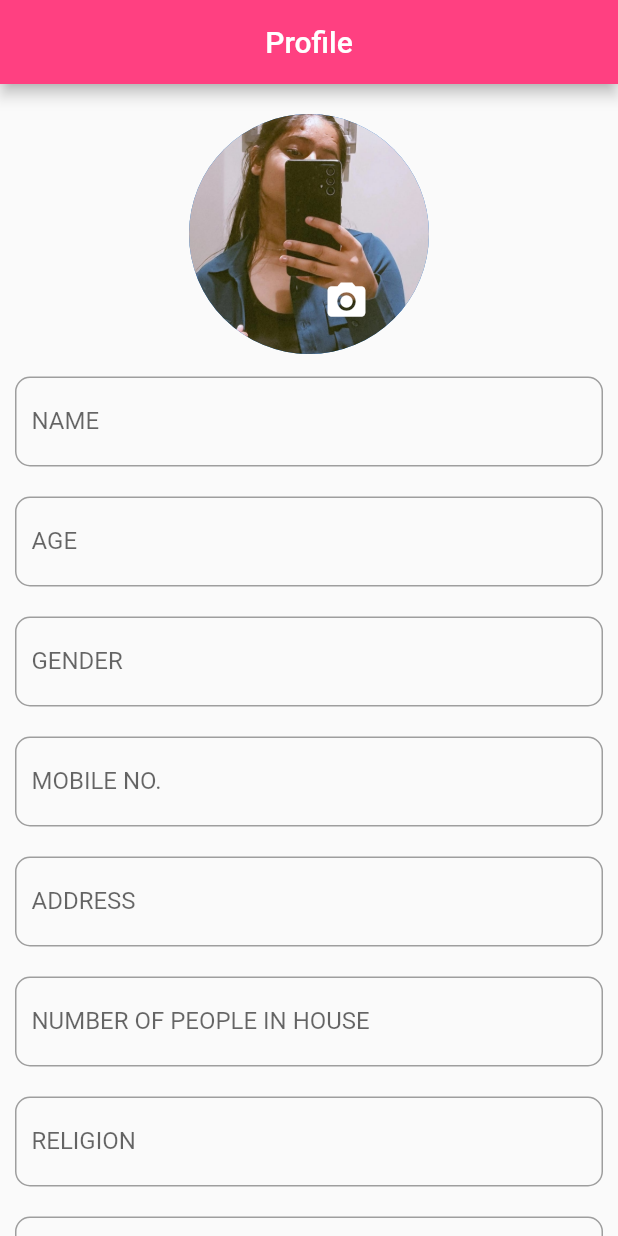
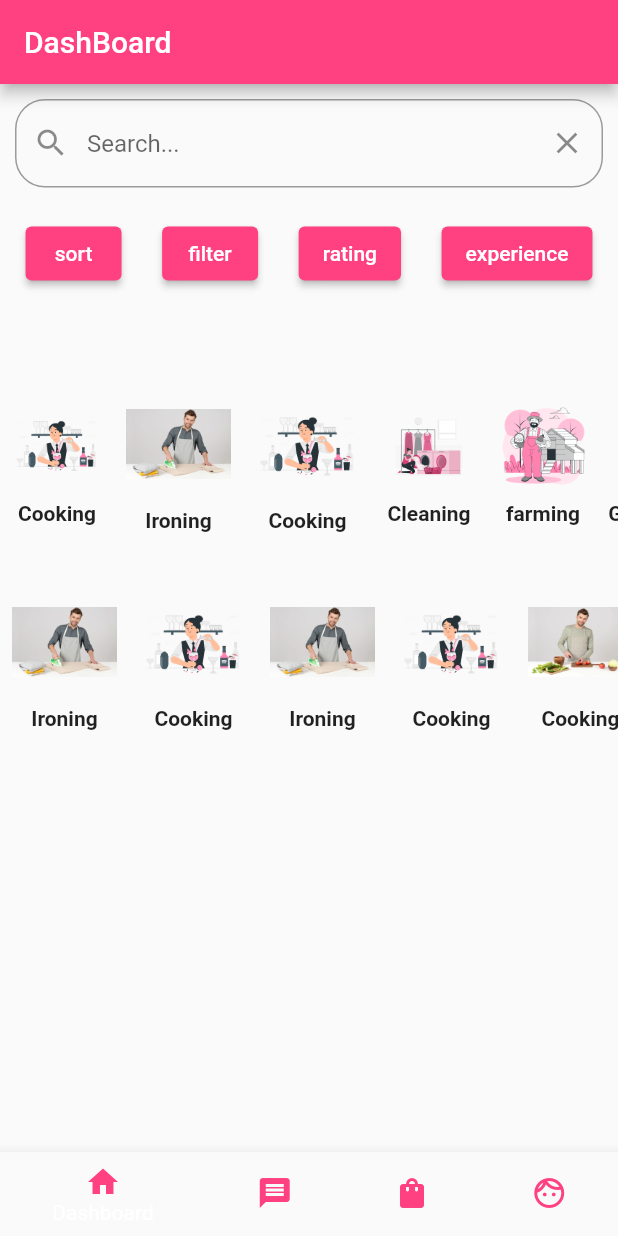
Before and after one commit to manasiPandey21/HandyHive, a Flutter app: the screen it shows after launch, on a phone screen of 412 x 824 dp. Run offline on Flutter 3.47's test engine with Material 2 defaults, Android fonts, the phone set to English and light mode, and no system bars; our stand-ins replace firebase_auth, firebase_core, flutter_chat_types, flutter_chat_ui, flutter_otp_text_field, image_picker and 1 more; accounts and stored records are empty.

Commit message:
dashboard users side

```diff
--- a/lib/Chatpage/chatpage.dart
+++ b/lib/Chatpage/chatpage.dart
@@ -1,4 +1,4 @@
-import 'dart:ffi';
+
 
 import 'package:flutter/material.dart';
 import 'package:flutter_chat_ui/flutter_chat_ui.dart';
--- a/lib/Screens/OnBoardingScreen/screen33ob.dart
+++ b/lib/Screens/OnBoardingScreen/screen33ob.dart
@@ -1,5 +1,6 @@
 import 'package:flutter/material.dart';
 import 'package:handyhive/Screens/Landing_Page/landingPage.dart';
+import 'package:handyhive/Screens/authenticate/Sign_up.dart';
 class onBoardingThird extends StatefulWidget {
   const onBoardingThird({super.key});
 
@@ -59,7 +60,7 @@ class _onBoardingThirdState extends State<onBoardingThird> {
                                  ElevatedButton(onPressed: (){
                                   Navigator.of(context).push(
                                       MaterialPageRoute(
-                                        builder: (context) => landing (),
+                                        builder: (context) => Sign_up (),
                                       ),
                                     );
                                  }, child: Text("Let's start",style: TextStyle(fontWeight: FontWeight.bold,color: Colors.pinkAccent),
--- a/lib/Screens/authenticate/Sign_up.dart
+++ b/lib/Screens/authenticate/Sign_up.dart
@@ -1,5 +1,6 @@
 import 'package:firebase_auth/firebase_auth.dart';
 import 'package:flutter/material.dart';
+
 import 'package:handyhive/Screens/authenticate/otp.dart';
 
 class Sign_up extends StatefulWidget {
@@ -14,6 +15,7 @@ class _Sign_upState extends State<Sign_up> {
   TextEditingController phone = TextEditingController();
   //var phone = "";
   Widget build(BuildContext context) {
+
     return Scaffold(
         body: Container(
             margin: EdgeInsets.only(left: 20, right: 20),
--- a/lib/Screens/authenticate/otp.dart
+++ b/lib/Screens/authenticate/otp.dart
@@ -1,6 +1,7 @@
 import 'package:firebase_auth/firebase_auth.dart';
 import 'package:flutter/material.dart';
 import 'package:flutter_otp_text_field/flutter_otp_text_field.dart';
+import 'package:handyhive/Screens/Landing_Page/landingPage.dart';
 import 'package:handyhive/Screens/ProfilePage/Profile.dart';
 import 'package:handyhive/Screens/authenticate/Sign_up.dart';
 
@@ -98,7 +99,7 @@ class _MyOtpState extends State<MyOtp> {
 
                     Navigator.of(context).push(
                       MaterialPageRoute(
-                        builder: (context) => const ProfilePage(),
+                        builder: (context) => const landing(),
                       ),
                     );
                   },
--- /dev/null
+++ b/lib/UsersSide/userDashBoard.dart
@@ -0,0 +1,347 @@
+import 'package:flutter/material.dart';
+import 'package:handyhive/UsersSide/woekDetails/cooking.dart';
+
+class dashboardUsers extends StatefulWidget {
+  const dashboardUsers({super.key});
+
+  @override
+  State<dashboardUsers> createState() => _dashboardUsersState();
+}
+
+class _dashboardUsersState extends State<dashboardUsers> {
+  @override
+  final TextEditingController _searchController = TextEditingController();
+  Widget build(BuildContext context) {
+    return Scaffold(
+        appBar: AppBar(
+          title: Text("DashBoard"),
+          backgroundColor: Colors.pinkAccent,
+        ),
+        bottomNavigationBar: BottomNavigationBar(
+            //  backgroundColor: Colors.pinkAccent,
+            items: [
+              BottomNavigationBarItem(
+                icon: Icon(
+                  Icons.home,
+                  color: Colors.pinkAccent,
+                ),
+                label: "Dashboard",
+              ),
+              BottomNavigationBarItem(
+                icon: Icon(
+                  Icons.message,
+                  color: Colors.pinkAccent,
+                ),
+                label: "chat",
+              ),
+              BottomNavigationBarItem(
+                icon: Icon(
+                  Icons.shopping_bag,
+                  color: Colors.pinkAccent,
+                ),
+                label: "My Choices",
+              ),
+              BottomNavigationBarItem(
+                icon: Icon(
+                  Icons.face_outlined,
+                  color: Colors.pinkAccent,
+                ),
+                label: "Me",
+              ),
+            ]),
+        body: SingleChildScrollView(
+          child: Column(children: [
+            Container(
+              padding: const EdgeInsets.all(10),
+              // Use a Material design search bar
+              child: TextField(
+                controller: _searchController,
+                decoration: InputDecoration(
+                  hintText: 'Search...',
+                  // Add a clear button to the search bar
+                  suffixIcon: IconButton(
+                    icon: Icon(Icons.clear),
+                    onPressed: () => _searchController.clear(),
+                  ),
+                  // Add a search icon or button to the search bar
+                  prefixIcon: IconButton(
+                    icon: Icon(Icons.search),
+                    onPressed: () {
+                      // Perform the search here
+                    },
+                  ),
+                  border: OutlineInputBorder(
+                    borderRadius: BorderRadius.circular(20.0),
+                  ),
+                ),
+              ),
+            ),
+            Row(
+              mainAxisAlignment: MainAxisAlignment.spaceEvenly,
+              children: [
+                Padding(
+                  padding: const EdgeInsets.all(10.0),
+                  child: ElevatedButton(
+                    onPressed: () {},
+                    child: Text("sort"),
+                    style: ElevatedButton.styleFrom(
+                        backgroundColor: Colors.pinkAccent),
+                  ),
+                ),
+                Padding(
+                    padding: const EdgeInsets.all(10.0),
+                    child: ElevatedButton(
+                      onPressed: () {},
+                      child: Text("filter"),
+                      style: ElevatedButton.styleFrom(
+                          backgroundColor: Colors.pinkAccent),
+                    )),
+                Padding(
+                    padding: const EdgeInsets.all(10.0),
+                    child: ElevatedButton(
+                      onPressed: () {},
+                      child: Text("rating"),
+                      style: ElevatedButton.styleFrom(
+                          backgroundColor: Colors.pinkAccent),
+                    )),
+                Padding(
+                  padding: const EdgeInsets.all(10.0),
+                  child: ElevatedButton(
+                    onPressed: () {},
+                    child: Text("experience"),
+                    style: ElevatedButton.styleFrom(
+                        backgroundColor: Colors.pinkAccent),
+                  ),
+                )
+              ],
+            ),
+            SizedBox(
+              height: 50,
+            ),
+            SingleChildScrollView(
+              scrollDirection: Axis.horizontal,
+              child: Row(
+                mainAxisAlignment: MainAxisAlignment.spaceEvenly,
+                children: [
+                  Column(
+                    children: [
+                      IconButton(
+                        icon: Image.asset('assets/xxx.png'),
+                        iconSize: 60,
+                        onPressed: () {
+                          Navigator.of(context).push(MaterialPageRoute(
+                            builder: (context) => const Cooking(),
+                          ));
+                        },
+                      ),
+                      Text(
+                        "Cooking",
+                        style: TextStyle(fontWeight: FontWeight.bold),
+                      )
+                    ],
+                  ),
+                  Column(
+                    children: [
+                      IconButton(
+                        icon: Image.asset('assets/ironing.webp'),
+                        iconSize: 70,
+                        onPressed: () {
+                          Navigator.of(context).push(MaterialPageRoute(
+                            builder: (context) => const Cooking(),
+                          ));
+                        },
+                      ),
+                      Text(
+                        "Ironing",
+                        style: TextStyle(fontWeight: FontWeight.bold),
+                      )
+                    ],
+                  ),
+                  Column(
+                    children: [
+                      IconButton(
+                        icon: Image.asset('assets/xxx.png'),
+                        iconSize: 70,
+                        onPressed: () {
+                          Navigator.of(context).push(MaterialPageRoute(
+                            builder: (context) => const Cooking(),
+                          ));
+                        },
+                      ),
+                      Text(
+                        "Cooking",
+                        style: TextStyle(fontWeight: FontWeight.bold),
+                      )
+                    ],
+                  ),
+                  Column(
+                    children: [
+                      IconButton(
+                        icon: Image.asset('assets/cleaning.png'),
+                        iconSize: 60,
+                        onPressed: () {
+                          Navigator.of(context).push(MaterialPageRoute(
+                            builder: (context) => const Cooking(),
+                          ));
+                        },
+                      ),
+                      Text(
+                        "Cleaning",
+                        style: TextStyle(fontWeight: FontWeight.bold),
+                      )
+                    ],
+                  ),
+                  Column(
+                    children: [
+                      IconButton(
+                        icon: Image.asset('assets/yyy.png'),
+                        iconSize: 60,
+                        onPressed: () {
+                          Navigator.of(context).push(MaterialPageRoute(
+                            builder: (context) => const Cooking(),
+                          ));
+                        },
+                      ),
+                      Text(
+                        "farming",
+                        style: TextStyle(fontWeight: FontWeight.bold),
+                      )
+                    ],
+                  ),
+                  Column(
+                    children: [
+                      IconButton(
+                        icon: Image.asset('assets/garden.png'),
+                        iconSize: 60,
+                        onPressed: () {
+                          Navigator.of(context).push(MaterialPageRoute(
+                            builder: (context) => const Cooking(),
+                          ));
+                        },
+                      ),
+                      Text(
+                        "Gardening",
+                        style: TextStyle(fontWeight: FontWeight.bold),
+                      )
+                    ],
+                  ),
+                ],
+              ),
+            ),
+            SizedBox(
+              height: 30,
+            ),
+            SingleChildScrollView(
+              scrollDirection: Axis.horizontal,
+              child: Row(
+                mainAxisAlignment: MainAxisAlignment.spaceEvenly,
+                children: [
+                  Column(
+                    children: [
+                      IconButton(
+                        icon: Image.asset('assets/ironing.webp'),
+                        iconSize: 70,
+                        onPressed: () {
+                          Navigator.of(context).push(MaterialPageRoute(
+                            builder: (context) => const Cooking(),
+                          ));
+                        },
+                      ),
+                      Text(
+                        "Ironing",
+                        style: TextStyle(fontWeight: FontWeight.bold),
+                      )
+                    ],
+                  ),
+                  Column(
+                    children: [
+                      IconButton(
+                        icon: Image.asset('assets/xxx.png'),
+                        iconSize: 70,
+                        onPressed: () {
+                          Navigator.of(context).push(MaterialPageRoute(
+                            builder: (context) => const Cooking(),
+                          ));
+                        },
+                      ),
+                      Text(
+                        "Cooking",
+                        style: TextStyle(fontWeight: FontWeight.bold),
+                      )
+                    ],
+                  ),
+                  Column(
+                    children: [
+                      IconButton(
+                        icon: Image.asset('assets/ironing.webp'),
+                        iconSize: 70,
+                        onPressed: () {
+                          Navigator.of(context).push(MaterialPageRoute(
+                            builder: (context) => const Cooking(),
+                          ));
+                        },
+                      ),
+                      Text(
+                        "Ironing",
+                        style: TextStyle(fontWeight: FontWeight.bold),
+                      )
+                    ],
+                  ),
+                  Column(
+                    children: [
+                      IconButton(
+                        icon: Image.asset('assets/xxx.png'),
+                        iconSize: 70,
+                        onPressed: () {
+                          Navigator.of(context).push(MaterialPageRoute(
+                            builder: (context) => const Cooking(),
+                          ));
+                        },
+                      ),
+                      Text(
+                        "Cooking",
+                        style: TextStyle(fontWeight: FontWeight.bold),
+                      )
+                    ],
+                  ),
+                  Column(
+                    children: [
+                      IconButton(
+                        icon: Image.asset('assets/cooking.webp'),
+                        iconSize: 70,
+                        onPressed: () {
+                          Navigator.of(context).push(MaterialPageRoute(
+                            builder: (context) => const Cooking(),
+                          ));
+                        },
+                      ),
+                      Text(
+                        "Cooking",
+                        style: TextStyle(fontWeight: FontWeight.bold),
+                      )
+                    ],
+                  ),
+                  Column(
+                    children: [
+                      IconButton(
+                        icon: Image.asset('assets/xxx.png'),
+                        iconSize: 70,
+                        onPressed: () {
+                          Navigator.of(context).push(MaterialPageRoute(
+                            builder: (context) => const Cooking(),
+                          ));
+                        },
+                      ),
+                      Text(
+                        "Cooking",
+                        style: TextStyle(fontWeight: FontWeight.bold),
+                      )
+                    ],
+                  ),
+                ],
+              ),
+            ),
+          ]),
+        ));
+  }
+}
--- /dev/null
+++ b/lib/UsersSide/woekDetails/cooking.dart
@@ -0,0 +1,37 @@
+import 'package:flutter/material.dart';
+import 'package:handyhive/Screens/ProfilePage/Profile.dart';
+
+import '../../dashBoardPage/Models.dart';
+import '../../dashBoardPage/widgets.dart';
+
+class Cooking extends StatefulWidget {
+  const Cooking({super.key});
+
+  @override
+  State<Cooking> createState() => _CookingState();
+}
+
+class _CookingState extends State<Cooking> {
+  @override
+  Widget build(BuildContext context) {
+    return Scaffold(
+      appBar: AppBar(
+        title: Center(child: Text("Results for your cooking search")),
+        backgroundColor: Colors.pinkAccent,
+      ),
+      body: Ink(
+        child: Card(
+          child: ListView.builder(
+              itemCount: CatalogModel.items.length,
+              itemBuilder: (context, index) {
+
+                return ItemWidget(item: CatalogModel.items[index]);
+              }),
+
+
+        ),
+
+      ),
+    );
+  }
+}
--- a/lib/dashBoardPage/Models.dart
+++ b/lib/dashBoardPage/Models.dart
@@ -15,7 +15,9 @@ class Item {
   final String age;
   final String priceRange;
   final String desc;
-  final String image;
+  final String image
+  ;
 
   Item({required this.id, required this.name,required this.age, required this.priceRange, required this.desc, required this.image});
+
 }
--- a/lib/main.dart
+++ b/lib/main.dart
@@ -4,13 +4,16 @@ import 'package:firebase_core/firebase_core.dart';
 import 'package:flutter/material.dart';
 import 'package:handyhive/Chatpage/chatpage.dart';
 import 'package:handyhive/Screens/DashBoard1/Dashboard1.dart';
+import 'package:handyhive/Screens/Helpdesk/helpdesk.dart';
 import 'package:handyhive/Screens/Landing_Page/landingPage.dart';
 import 'package:handyhive/Screens/OnBoardingScreen/screen11ob.dart';
 import 'package:handyhive/Screens/OnBoardingScreen/welcomepage.dart';
 import 'package:handyhive/Screens/ProfilePage/Profile.dart';
 import 'package:handyhive/Screens/WorkPage/workPage.dart';
 import 'package:firebase_auth/firebase_auth.dart';
+import 'package:handyhive/UsersSide/userDashBoard.dart';
 import 'package:handyhive/UsersSide/userProfile.dart';
+import 'package:handyhive/UsersSide/woekDetails/cooking.dart';
 
 import 'Screens/OnBoardingScreen/screen2ob.dart';
 import 'Screens/OnBoardingScreen/screen33ob.dart';
@@ -22,7 +25,7 @@ void main() async {
 await Firebase.initializeApp();
   runApp(MaterialApp(
     debugShowCheckedModeBanner: false,
-    initialRoute: "Profile page2",
+    initialRoute: "dashboard2",
     routes: {
       "work page":((context) => WorkPages()),//done
       "Profile page":(context) => ProfilePage(),
@@ -36,6 +39,9 @@ await Firebase.initializeApp();
       "welcome":(context)=>Welcomepage(),//done
        "chat":(context)=>chatpage(),
         "Profile page2":(context) => ProfilePage2(),
+          "helpdesks":(context)=>helpdesk(),
+           "dashboard2":((context) =>dashboardUsers()),
+            "cooking":(context)=>Cooking(),
 
     },
   ));
```
Also changed, not shown: lib/Screens/Helpdesk/helpdesk.dart (added, +72 -0 lines), lib/Screens/Landing_Page/landingPage.dart (+5 -2 lines), lib/dashBoardPage/widgets.dart (+8 -1 lines), assets/cooking.webp (added), assets/ironing.webp (added), 1 other file.
